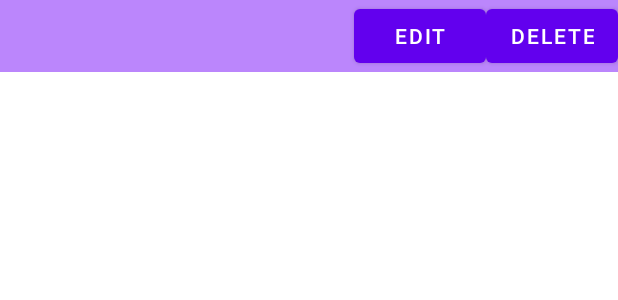
After one commit to kadiace/2020W_CS496_Project1, an Android app: the layout activity_item.xml on its own in the app's theme, with its tools: preview values and no code run, on a phone screen of 412 x 824 dp. The commit adds this screen. Shown: the top 300 px of the screen. Run offline under Robolectric (Android 15) with nearby library versions, the phone set to English and light mode, and no system bars.

Commit message:
item add complete

```diff
--- a/app/src/main/AndroidManifest.xml
+++ b/app/src/main/AndroidManifest.xml
@@ -10,10 +10,10 @@
         android:roundIcon="@mipmap/ic_launcher_round"
         android:supportsRtl="true"
         android:theme="@style/Theme.Project1">
+        <activity android:name=".ItemActivity"></activity>
         <activity
             android:name=".AddActivity"
-            android:windowSoftInputMode="adjustNothing">
-        </activity>
+            android:windowSoftInputMode="adjustNothing"></activity>
         <activity
             android:name=".MainActivity"
             android:windowSoftInputMode="adjustNothing">
--- a/app/src/main/java/com/example/project1/Fragment1.kt
+++ b/app/src/main/java/com/example/project1/Fragment1.kt
@@ -28,7 +28,7 @@ class Fragment1 : Fragment() {
 
         val name = bundle?.getString("name")
         val number = bundle?.getString("number")
-        if (name != null || number != null) {
+        if (name != "" && number !=""&&name != null && number != null) {
             val data: PhoneBookData = PhoneBookData(name, number)
             bookDataList?.add(data)
         }
@@ -48,6 +48,6 @@ class Fragment1 : Fragment() {
         phone_book_list.layoutManager = LinearLayoutManager(context)
 
         // specify an adapter (see also next example)
-        phone_book_list.adapter = bookDataList?.let { PhoneBookListAdapter(it) }
+        phone_book_list.adapter = bookDataList?.let { it -> context?.let { it1 -> PhoneBookListAdapter(it1, it) } }
     }
 }
--- /dev/null
+++ b/app/src/main/res/layout/activity_item.xml
@@ -0,0 +1,52 @@
+<?xml version="1.0" encoding="utf-8"?>
+<androidx.constraintlayout.widget.ConstraintLayout xmlns:android="http://schemas.android.com/apk/res/android"
+    xmlns:app="http://schemas.android.com/apk/res-auto"
+    xmlns:tools="http://schemas.android.com/tools"
+    android:layout_width="match_parent"
+    android:layout_height="match_parent"
+    android:orientation="vertical"
+    tools:context=".ItemActivity">
+
+    <androidx.constraintlayout.widget.ConstraintLayout
+        android:id="@+id/layout"
+        android:layout_width="match_parent"
+        android:layout_height="wrap_content"
+        android:background="@color/purple_200"
+        app:layout_constraintTop_toTopOf="parent">
+
+        <Button
+            android:id="@+id/edit_button"
+            android:layout_width="wrap_content"
+            android:layout_height="wrap_content"
+            android:text="Edit"
+            app:layout_constraintRight_toLeftOf="@id/delete_button"
+            app:layout_constraintTop_toTopOf="parent"
+            app:layout_constraintBottom_toBottomOf="parent" />
+
+        <Button
+            android:id="@+id/delete_button"
+            android:layout_width="wrap_content"
+            android:layout_height="wrap_content"
+            android:text="Delete"
+            app:layout_constraintRight_toRightOf="parent"
+            app:layout_constraintTop_toTopOf="parent"
+            app:layout_constraintBottom_toBottomOf="parent" />
+
+    </androidx.constraintlayout.widget.ConstraintLayout>
+
+    <TextView
+        android:id="@+id/text_name"
+        android:layout_width="match_parent"
+        android:layout_height="wrap_content"
+        android:textSize="24sp"
+        app:layout_constraintTop_toBottomOf="@id/layout" />
+
+    <TextView
+        android:id="@+id/text_number"
+        android:layout_width="match_parent"
+        android:layout_height="wrap_content"
+        android:textSize="24sp"
+        app:layout_constraintTop_toBottomOf="@id/text_name"/>
+
+
+</androidx.constraintlayout.widget.ConstraintLayout>
```
Also changed, not shown: app/src/main/java/com/example/project1/ItemActivity.kt (added, +11 -0 lines), app/src/main/java/com/example/project1/RecyclerViewAdapter.kt (+24 -4 lines).
